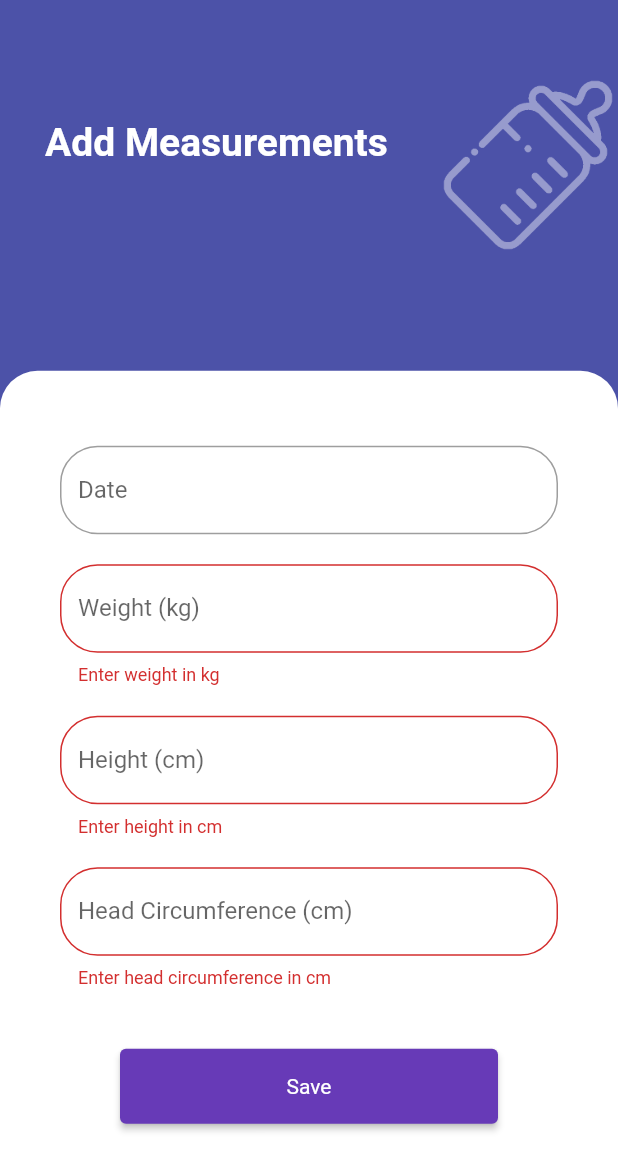
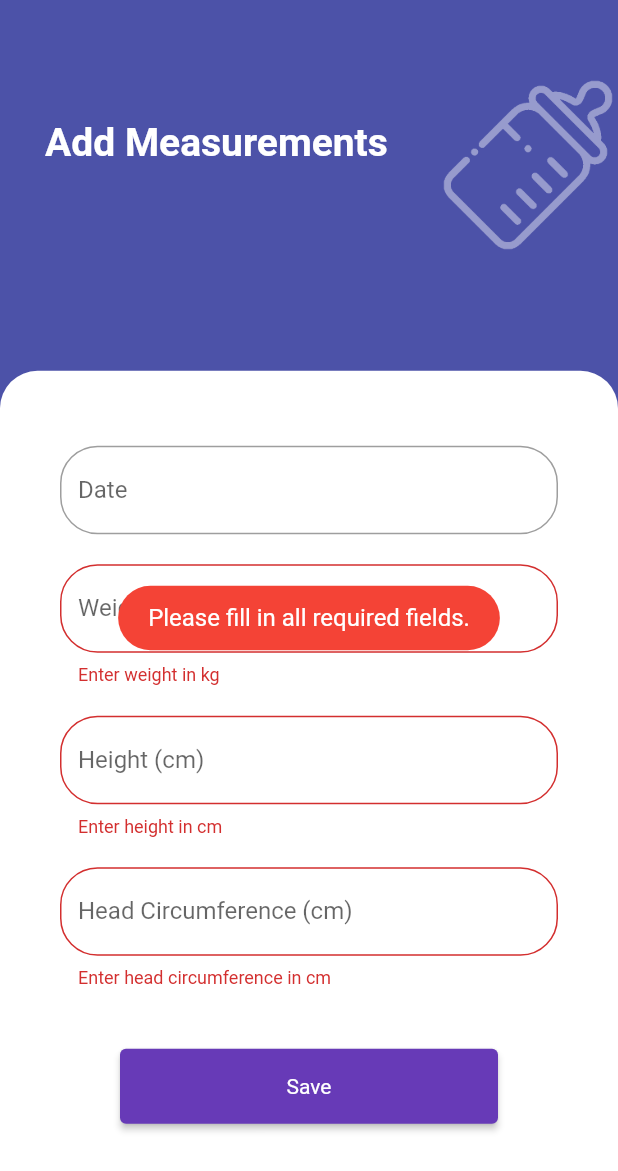
Before and after one commit to ccaian/Team-13-ITP-SE-39, a Flutter app: the AddMeasurements screen opened directly, after a tap on "Save", on a phone screen of 412 x 824 dp. Shown: the top 1171 px of the screen. Run offline on Flutter 3.47's test engine with Material 2 defaults, Android fonts, the phone set to English and light mode, and no system bars; drawn by our look-alikes of datetime_picker_formfield; our stand-ins replace cloud_firestore, firebase_auth, firebase_core, firebase_database, firebase_storage, fluttertoast and 3 more; missing offline and left inert: dart:ffi; accounts and stored records are empty.

Commit message:
insert measurements into rtdb

```diff
--- a/lib/addmeasurements.dart
+++ b/lib/addmeasurements.dart
@@ -5,6 +5,7 @@ import 'package:flutter/cupertino.dart';
 import 'package:flutter/material.dart';
 import 'package:firebase_core/firebase_core.dart';
 import 'package:flutter/services.dart';
+import 'package:fluttertoast/fluttertoast.dart';
 import 'package:growth_app/growthpage.dart';
 import 'package:growth_app/nav.dart';
 import 'package:intl/intl.dart';
@@ -18,16 +19,20 @@ class AddMeasurements extends StatefulWidget {
 
 class _AddMeasurementsPageState extends State<AddMeasurements> {
 
-  // Firebase initialisation
-  final firebaseDB = FirebaseDatabase.instance.reference();
-
   String date = '';
   double weight = 0;
   double height = 0;
   double head = 0;
 
+  //final databaseRef = FirebaseDatabase.instance.reference();
   final _formKey = GlobalKey<FormState>();
   final format = DateFormat("dd-MM-yyyy");
+
+  var _growthRef = FirebaseDatabase.instance.reference().child('growth');
+  TextEditingController _dateControl = TextEditingController();
+  TextEditingController _weightControl = TextEditingController();
+  TextEditingController _heightControl = TextEditingController();
+  TextEditingController _headControl = TextEditingController();
 
   @override
   Widget build(BuildContext context) {
@@ -93,6 +98,7 @@ class _AddMeasurementsPageState extends State<AddMeasurements> {
                         onChanged: (val) {
                           setState(() => date);
                         },
+                        controller: _dateControl,
                       ),
                     ),
                     Padding(
@@ -114,6 +120,7 @@ class _AddMeasurementsPageState extends State<AddMeasurements> {
                         onChanged: (val) {
                           setState(() => weight = val as double);
                         },
+                        controller: _weightControl,
                       ),
                     ),
                     Padding(
@@ -135,6 +142,7 @@ class _AddMeasurementsPageState extends State<AddMeasurements> {
                         onChanged: (val) {
                           setState(() => height = val as double);
                         },
+                        controller: _heightControl,
                       ),
                     ),
                     Padding(
@@ -156,6 +164,7 @@ class _AddMeasurementsPageState extends State<AddMeasurements> {
                         onChanged: (val) {
                           setState(() => head = val as double);
                         },
+                        controller: _headControl,
                       ),
                     ),
                     new Row(
@@ -181,9 +190,21 @@ class _AddMeasurementsPageState extends State<AddMeasurements> {
                                 onPressed: () async {
                                   if(_formKey.currentState!.validate()){
                                     print('Submit');
+                                    addData(date, weight, height, head);
                                     Navigator.push(context, new MaterialPageRoute(
                                         builder: (context) => GrowthPage()
                                     ));
+                                  }
+                                  else {
+                                    Fluttertoast.showToast(
+                                        msg: "Please fill in all required fields.",
+                                        toastLength: Toast.LENGTH_SHORT,
+                                        gravity: ToastGravity.CENTER,
+                                        timeInSecForIosWeb: 1,
+                                        backgroundColor: Colors.red,
+                                        textColor: Colors.white,
+                                        fontSize: 16.0
+                                    );
                                   }
                                 },
                               )
@@ -201,4 +222,13 @@ class _AddMeasurementsPageState extends State<AddMeasurements> {
     ),
     );
   }
+
+  void addData(date, weight, height, head) {
+    _growthRef.push().set({
+      'date': _dateControl.text,
+      'weight': _weightControl.text,
+      'height': _heightControl.text,
+      'head': _headControl.text
+    });
+  }
 }
```
